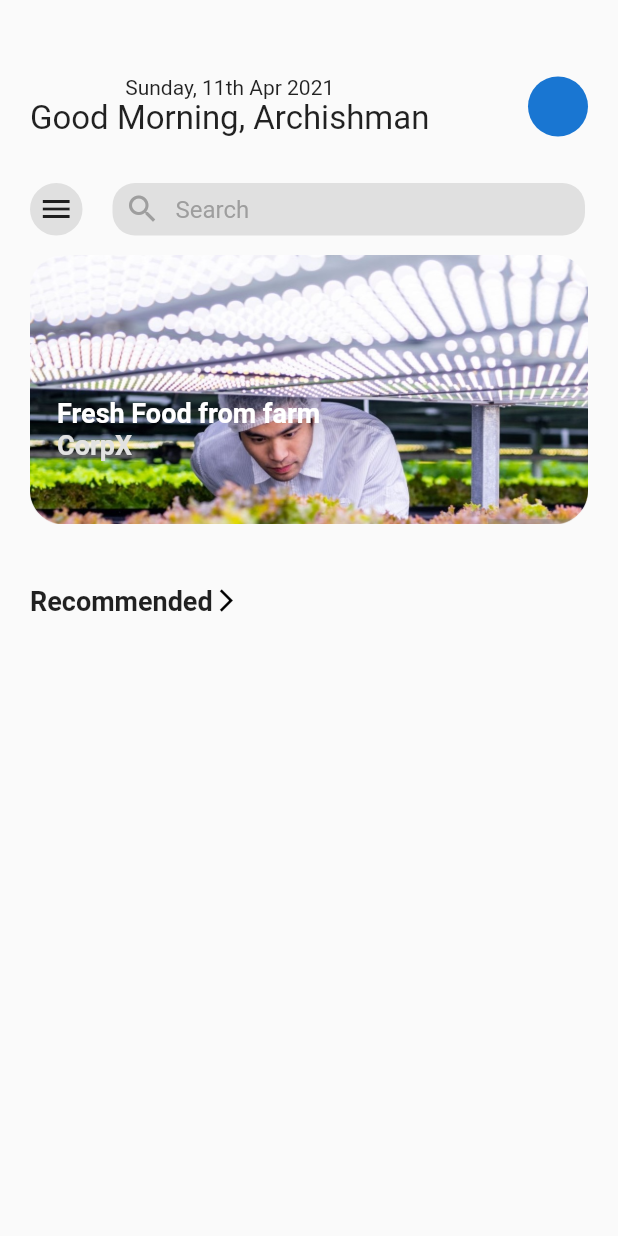
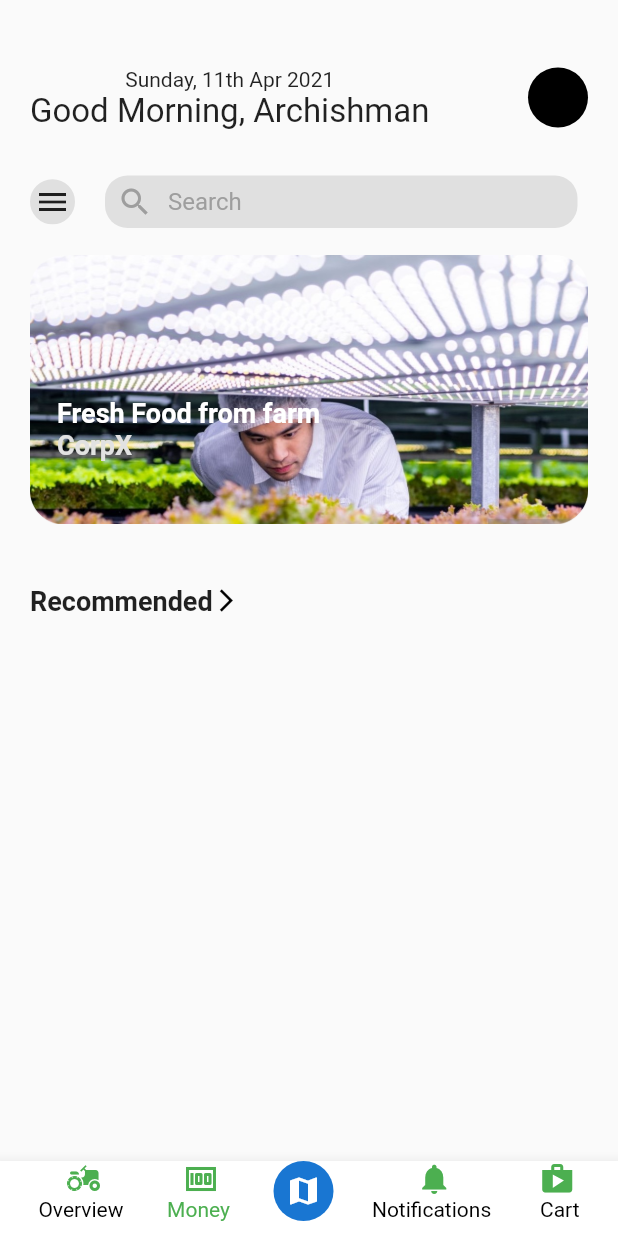
Before and after one commit to ArchishmanSengupta/CropX, a Flutter app: the screen it shows after launch, on a phone screen of 412 x 824 dp. Run offline on Flutter 3.47's test engine with Material 2 defaults, Android fonts, the phone set to English and light mode, and no system bars; our stand-ins replace google_fonts, splashscreen.

Commit message:
bottom navbar made

```diff
--- a/lib/homescreen.dart
+++ b/lib/homescreen.dart
@@ -24,10 +24,11 @@ class _HomePageState extends State<HomePage> {
       appBar: PreferredSize(
         preferredSize: Size.fromHeight(150),
         child: Container(
-          padding: EdgeInsets.only(top:50,left: 20,right: 20),
+          padding: EdgeInsets.only(top:45,left: 20,right: 20),
           child: Column(
             children: [
               Row(
+                crossAxisAlignment:CrossAxisAlignment.start,
                 mainAxisAlignment: MainAxisAlignment.spaceBetween,
                 children: [
                   Column(
@@ -41,7 +42,7 @@ class _HomePageState extends State<HomePage> {
                     ],
                   ),
                   CircleAvatar(
-
+                    backgroundColor: Colors.black,
                   )
                 ],
               ),
@@ -49,7 +50,7 @@ class _HomePageState extends State<HomePage> {
               Row(
                 children: [
                   Container(
-                    height:35, width:35,
+                    height:30, width:30,
                     decoration: BoxDecoration(color: Colors.grey[300],
                     border: Border.all(
                       color: Colors.grey[300],width:3,
@@ -146,11 +147,92 @@ class _HomePageState extends State<HomePage> {
                 )
                 ),
                 Icon(Icons.arrow_forward_ios,size:18,color:Colors.black,)
-              ])
+              ],),
+              // _fruitBox(
+
+              // )
             ],)
           )
         ,),
       ),
+      bottomNavigationBar: BottomAppBar (
+        color:Colors.white,
+        child: Container(
+          height: 50,
+          color: Colors.white,
+          child: Row(
+            crossAxisAlignment: CrossAxisAlignment.start,
+            mainAxisAlignment: MainAxisAlignment.spaceEvenly,
+            children: [
+            Container(
+              child: Column(
+                children:[
+                Icon(Icons.agriculture,color:Colors.green),
+                Text('Overview ',
+                style:TextStyle(
+                  color:Colors.black,
+                  fontSize: 14,
+                ),
+                )
+              ],
+              ),
+            ),
+            Container(
+              child: Column(
+                children:[
+                Icon(Icons.money,color:Colors.green),
+                Text('Money ',
+                style:TextStyle(
+                  color:Colors.green,
+                  fontSize: 14,
+                ),
+                )
+              ],
+              ),
+            ),
+            CircleAvatar(
+              child: Icon(Icons.map),
+
+            ),
+            Container(
+              child: Column(
+                children:[
+                Icon(Icons.notifications,color:Colors.green),
+                Text('Notifications ',
+                style:TextStyle(
+                  color:Colors.black,
+                  fontSize: 14,
+                ),
+                )
+              ],
+              ),
+            ),
+            Container(
+              child: Column(
+                children:[
+                Icon(Icons.shop,color:Colors.green),
+                Text(' Cart',
+                style:TextStyle(
+                  color:Colors.black,
+                  fontSize: 14,
+                ),
+                )
+              ],
+              ),
+            )
+          ],
+          ),
+        ),
+
+
+      ),
     );
   }
+
+  // Widget _fruitBox(){
+  //   return Container(
+  //     height: 210, width:130,
+  //   color:Colors.red,
+  //   );
+  // }
 }
--- a/lib/main.dart
+++ b/lib/main.dart
@@ -21,7 +21,7 @@ class _MyAppState extends State<MyApp> {
   Widget build(BuildContext context) {
     return SplashScreen(
       seconds: 5,
-      backgroundColor: Colors.black,
+      backgroundColor: Colors.white,
       image: Image.asset('images/CORPX.gif'),
       photoSize: 180,
       navigateAfterSeconds: HomePage(),
```
Also changed, not shown: images/CORPX.gif.
